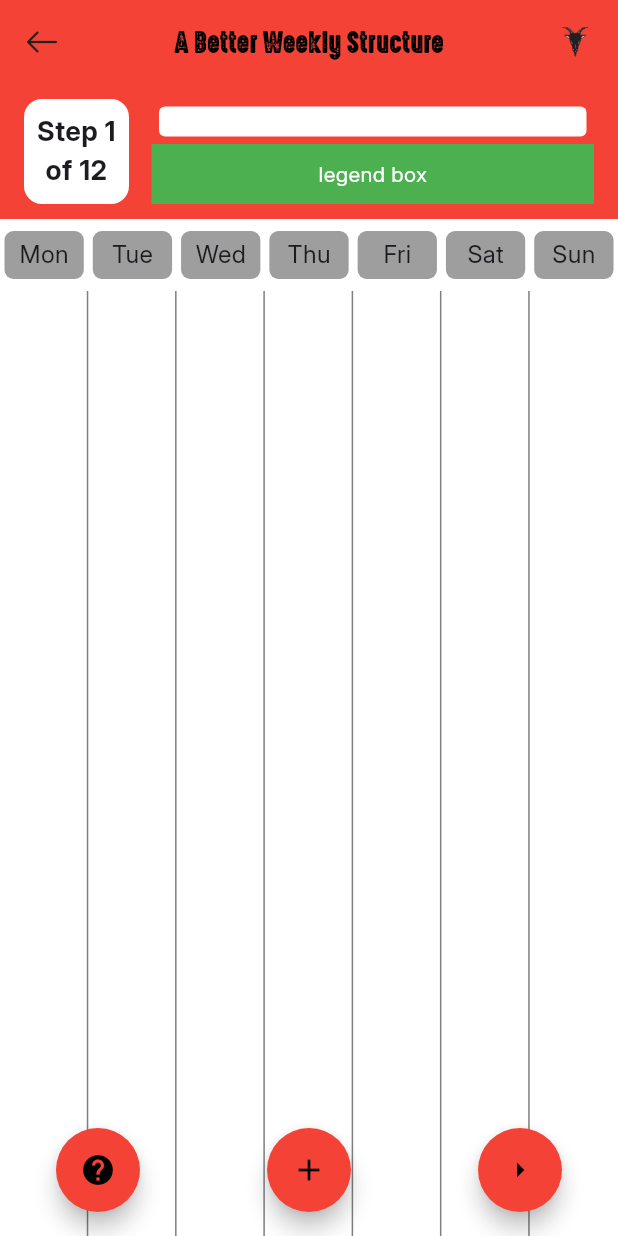
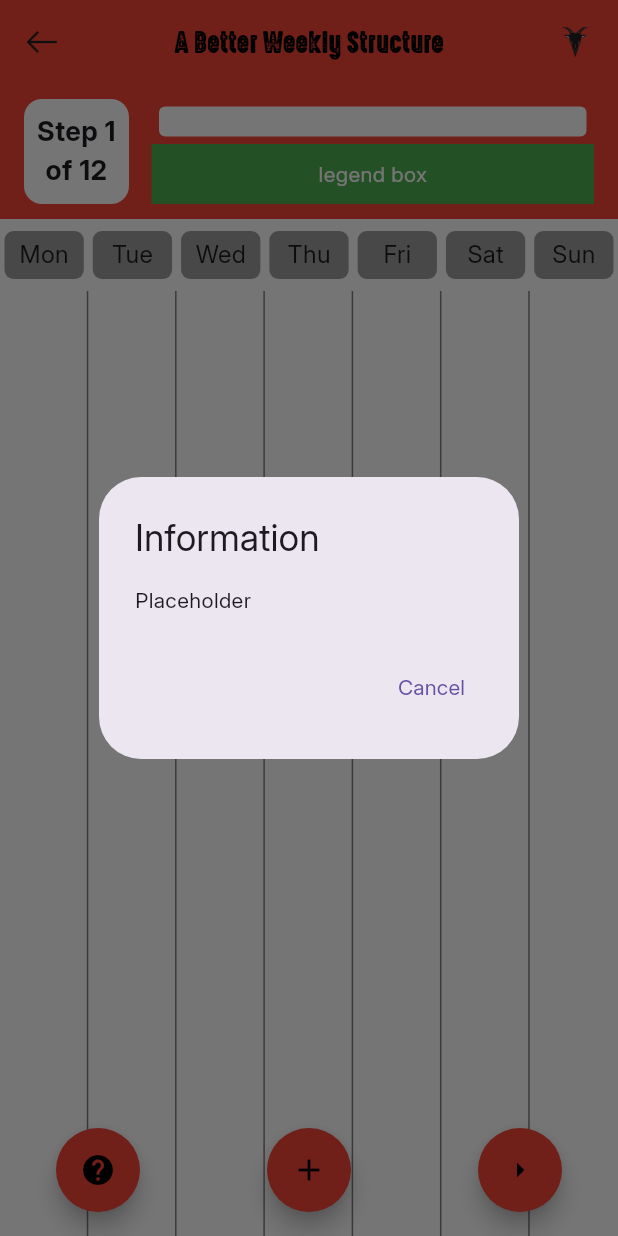
Before and after one commit to danieltsam/goat_tradie_poc, a Flutter app: the screen it shows after launch, after a tap on the "help" icon, on a phone screen of 412 x 824 dp. Run offline on Flutter 3.47's test engine with Material 3 defaults, Android fonts, the phone set to English and light mode, and no system bars.

Commit message:
feat: Added placeholder info button
will populate later

```diff
--- a/abws_poc/lib/Schedule/schedulehome.dart
+++ b/abws_poc/lib/Schedule/schedulehome.dart
@@ -397,7 +397,26 @@ class _ScheduleHomePageState
       children: [
         FloatingActionButton(
           heroTag: "btn1",
-          onPressed: () {},
+          onPressed: () {
+      showDialog(
+        context: context,
+        builder: (BuildContext context) {
+          return AlertDialog(
+            title: const Text('Information'),
+            content: const Text('Placeholder'),
+            actions: [
+              TextButton(
+                onPressed: () {
+                  // Perform your action here
+                  Navigator.pop(context);
+                },
+                child: const Text('Cancel'),
+              ),
+            ],
+          );
+        },
+      );
+    },
           foregroundColor: Colors.black,
           backgroundColor: Colors.red,
           shape: const CircleBorder(),
```
